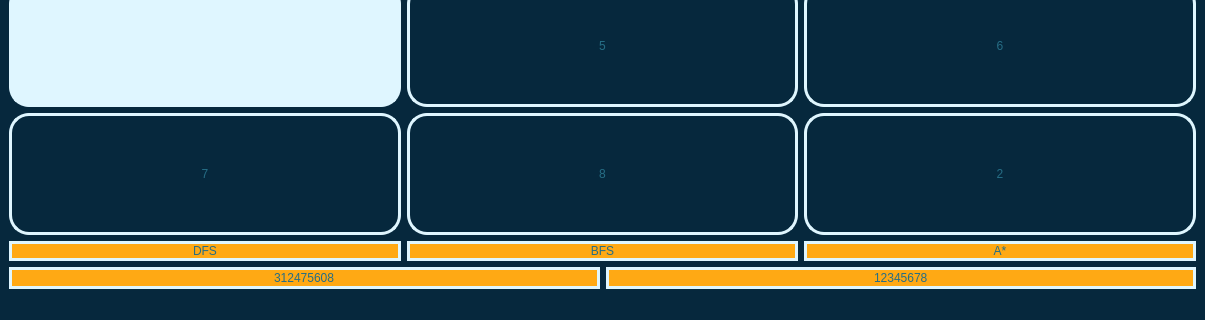
First picture: the form in View/GUI.ui, repository Mahmoud-ElShenawy99/8_puzzle_solver, before the edit; both pictures show x 0 to 1205 and y 538 to 858 of the 1205 by 858 pixel window.
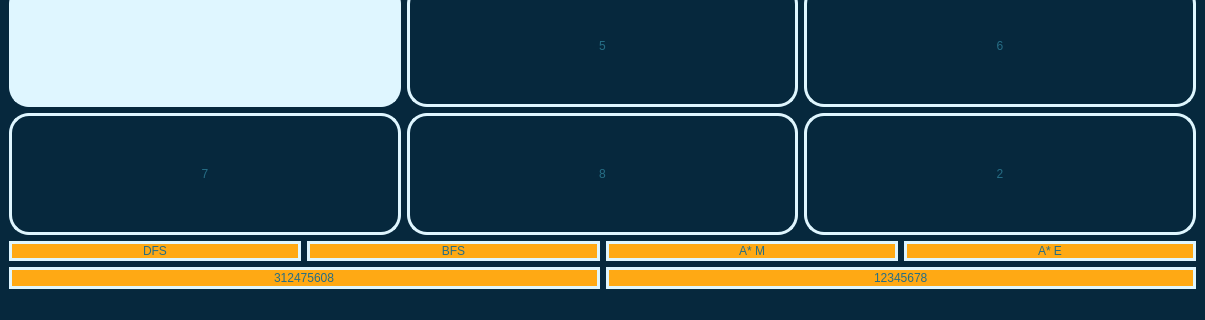
Second picture: the form after the edit.

Patch:
```diff
--- a/View/GUI.ui
+++ b/View/GUI.ui
@@ -19,8 +19,8 @@
 </string>
   </property>
   <widget class="QWidget" name="centralwidget">
-   <layout class="QVBoxLayout" name="verticalLayout_2">
-    <item>
+   <layout class="QGridLayout" name="gridLayout">
+    <item row="0" column="0">
      <layout class="QVBoxLayout" name="verticalLayout" stretch="5,5,5,0">
       <item>
        <widget class="QLabel" name="mainlabel">
@@ -258,7 +258,28 @@
 }</string>
           </property>
           <property name="text">
-           <string>A*</string>
+           <string>A* M</string>
+          </property>
+         </widget>
+        </item>
+        <item>
+         <widget class="QPushButton" name="AEButton">
+          <property name="styleSheet">
+           <string notr="true">QPushButton {font: 87 26pt &quot;Source Code Pro Black&quot;;
+background-color: rgb(255, 169, 20);
+color: rgb(37, 109, 133);
+border: 3px solid rgb(223, 246, 255);
+border-radius: 20px;
+}
+QPushButton:hover{font: 87 26pt &quot;Source Code Pro Black&quot;;
+background-color: rgb(207, 137, 16);
+color: rgb(37, 109, 133);
+border: 3px solid rgb(223, 246, 255);
+border-radius: 20px;
+}</string>
+          </property>
+          <property name="text">
+           <string>A* E</string>
           </property>
          </widget>
         </item>
```
Left out of the diff: 2 changed lines with no effect on the pictures.
